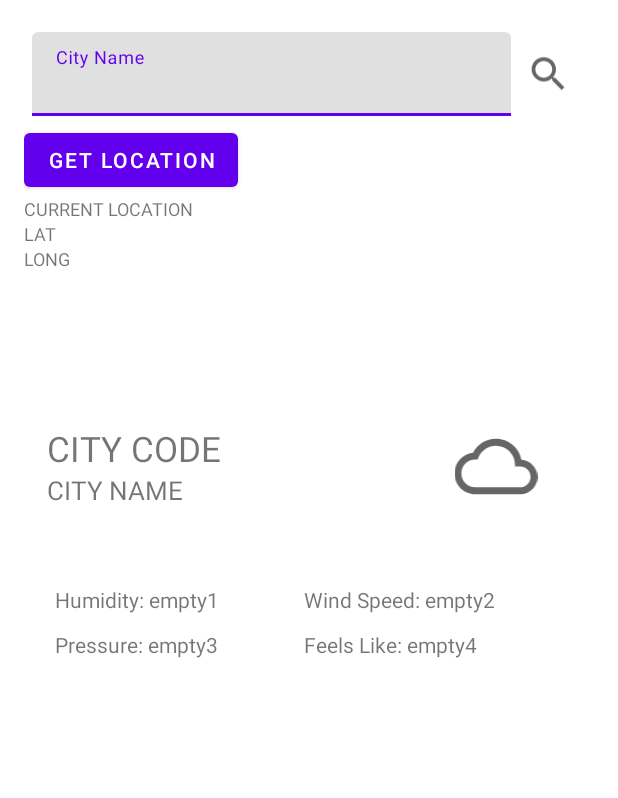
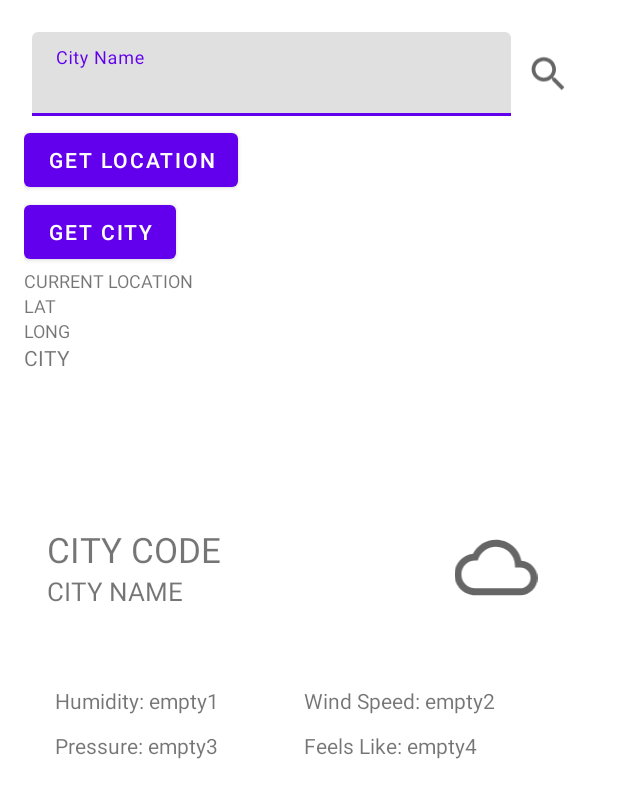
Before and after one commit to dyau172/android_weather, an Android app: the layout activity_main.xml on its own in the app's theme, with its tools: preview values and no code run, on a phone screen of 412 x 824 dp. Shown: the top 798 px of the screen. Run offline under Robolectric (Android 15) with nearby library versions, the phone set to English and light mode, and no system bars; network calls fail.

Commit message:
button to get current city name

```diff
--- a/app/src/main/res/layout/activity_main.xml
+++ b/app/src/main/res/layout/activity_main.xml
@@ -90,6 +90,15 @@
                     android:text="Get location"
                     />
 
+                <Button
+                    android:id="@+id/btn_get_city"
+                    android:layout_width="wrap_content"
+                    android:layout_height="wrap_content"
+                    android:text="Get city"
+                    />
+
+
+
                 <TextView
                     android:id="@+id/tv_current_location"
                     android:layout_width="wrap_content"
@@ -110,12 +119,23 @@
                     android:text="LONG"
                     android:textSize="12sp"/>
 
+
+
+                <TextView
+                    android:id="@+id/tv_city"
+                    android:layout_width="wrap_content"
+                    android:layout_height="wrap_content"
+                    android:text="CITY"/>
+
+
                 <TextView
                     android:id="@+id/tv_degree"
                     android:layout_width="match_parent"
                     android:layout_height="wrap_content"
                     android:gravity="center"
                     android:textSize="65sp" />
+
+
 
 
                 <LinearLayout
```
